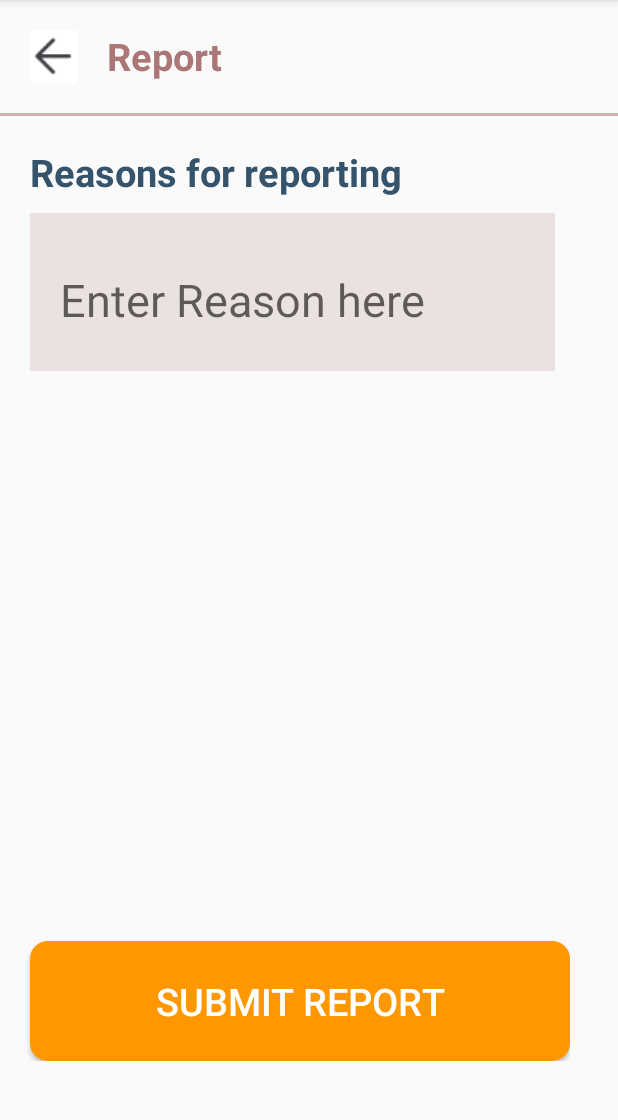
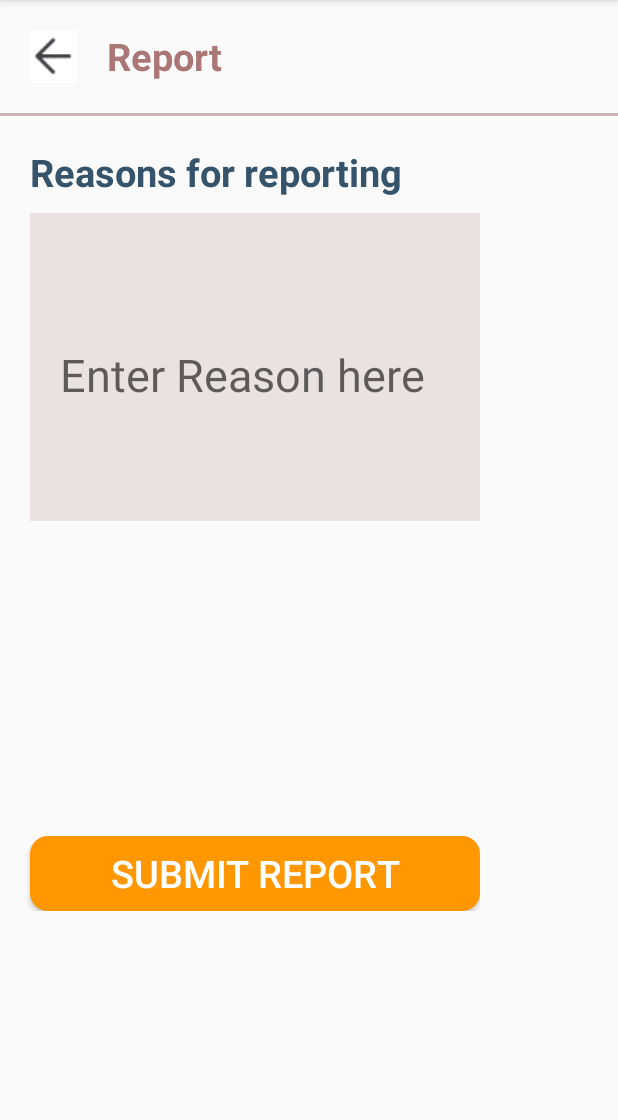
Before and after one commit to UmerIftikhar111/SMD_ASSG_1, an Android app: the ReportActivity screen opened directly, with no data from a screen before it, on a phone screen of 412 x 824 dp, the part 84-1204 px from its top. Run offline under Robolectric (Android 15) with nearby library versions, the phone set to English and light mode, and no system bars; our stand-ins replace Firebase (no records; nobody signed in at launch, a user with empty details on screens opened directly).

Commit message:
added report an item code

```diff
--- a/app/src/main/java/comumer/i200784/Advertisement.java
+++ b/app/src/main/java/comumer/i200784/Advertisement.java
@@ -116,6 +116,8 @@ public class Advertisement implements Parcelable {
         pictureUrl = in.readString();
         posterUid = in.readString();
         renterUid = in.readString();
+        itemUid = in.readString();
+
     }
 
     @Override
@@ -129,6 +131,7 @@ public class Advertisement implements Parcelable {
         dest.writeString(pictureUrl);
         dest.writeString(posterUid);
         dest.writeString(renterUid);
+        dest.writeString(itemUid);
     }
 
     @Override
--- a/app/src/main/java/comumer/i200784/ItemDetailsActivity.java
+++ b/app/src/main/java/comumer/i200784/ItemDetailsActivity.java
@@ -70,6 +70,8 @@ public class ItemDetailsActivity extends AppCompatActivity {
         TextView reportItem = findViewById(R.id.report_item);
         reportItem.setOnClickListener(view -> {
             Intent intent = new Intent(ItemDetailsActivity.this, ReportActivity.class);
+            // Add the item UID as an extra to the intent
+            intent.putExtra("itemUid", advertisement.getItemUid());
             startActivity(intent);
         });
 
--- a/app/src/main/java/comumer/i200784/ReportActivity.java
+++ b/app/src/main/java/comumer/i200784/ReportActivity.java
@@ -2,16 +2,68 @@ package comumer.i200784;
 
 import android.content.Intent;
 import android.os.Bundle;
+import android.widget.Button;
+import android.widget.EditText;
 import android.widget.ImageView;
+import android.widget.Toast;
 
 import androidx.appcompat.app.AppCompatActivity;
 
+import com.google.firebase.firestore.CollectionReference;
+import com.google.firebase.firestore.FirebaseFirestore;
+
+import java.util.HashMap;
+import java.util.Map;
+
 public class ReportActivity extends AppCompatActivity {
+
+    Button reportBtn;
+    EditText reason;
 
     @Override
     protected void onCreate(Bundle savedInstanceState) {
         super.onCreate(savedInstanceState);
         setContentView(R.layout.report);
+
+        // Retrieve the item UID from the intent
+        String itemUid = getIntent().getStringExtra("itemUid");
+
+        FirebaseFirestore db = FirebaseFirestore.getInstance();
+
+        // Initialize UI components
+        reportBtn = findViewById(R.id.reportBtn);
+        reason = findViewById(R.id.reason);
+
+        // Handle the report button click
+        reportBtn.setOnClickListener(view -> {
+
+            String reportReason = reason.getText().toString();
+
+            // Create a new Firestore document under the "reports" collection
+            CollectionReference reportsRef = db.collection("reports");
+
+            // Create a new document and set the fields based on the user's report
+            Map<String, Object> reportData = new HashMap<>();
+            reportData.put("itemUid", itemUid); // Item UID
+            reportData.put("reason", reportReason); // User's reason for the report
+
+            // Add the report document to Firestore
+            reportsRef.add(reportData)
+                    .addOnSuccessListener(documentReference -> {
+                        // Report was successfully added
+                        Toast.makeText(ReportActivity.this, "Reported successfully", Toast.LENGTH_SHORT).show();
+
+                        // Redirect the user to the home page or any desired destination
+                        Intent intent = new Intent(ReportActivity.this, WelcomeActivityActivity.class);
+                        startActivity(intent);
+                        finish(); // Close the ReportActivity
+                    })
+                    .addOnFailureListener(e -> {
+                        // Handle the failure to add the report
+                        Toast.makeText(ReportActivity.this, "Failed to report. Please try again later.", Toast.LENGTH_SHORT).show();
+                    });
+
+        });
 
         // nav back arrow icon
         ImageView navBackArrowIcn = findViewById(R.id.nav_back_to_item_detail);
--- a/app/src/main/res/layout/report.xml
+++ b/app/src/main/res/layout/report.xml
@@ -64,8 +64,9 @@
                 android:textStyle="bold" />
 
             <EditText
-                android:layout_width="350dp"
-                android:layout_height="105dp"
+                android:id="@+id/reason"
+                android:layout_width="300dp"
+                android:layout_height="205dp"
                 android:layout_marginLeft="20dp"
                 android:layout_marginTop="10dp"
                 android:background="#EAE1E1"
@@ -79,13 +80,14 @@
 
 
             <Button
-                android:layout_width="360dp"
-                android:layout_height="80dp"
+                android:id="@+id/reportBtn"
+                android:layout_width="300dp"
+                android:layout_height="50dp"
                 android:layout_marginLeft="20dp"
                 android:layout_gravity="bottom"
                 android:background="@drawable/rounded_corners_buttons"
                 android:text="Submit Report"
-                android:layout_marginTop="380dp"
+                android:layout_marginTop="210dp"
                 android:textSize="25dp"
                 android:textColor="@color/white" />
 
```
